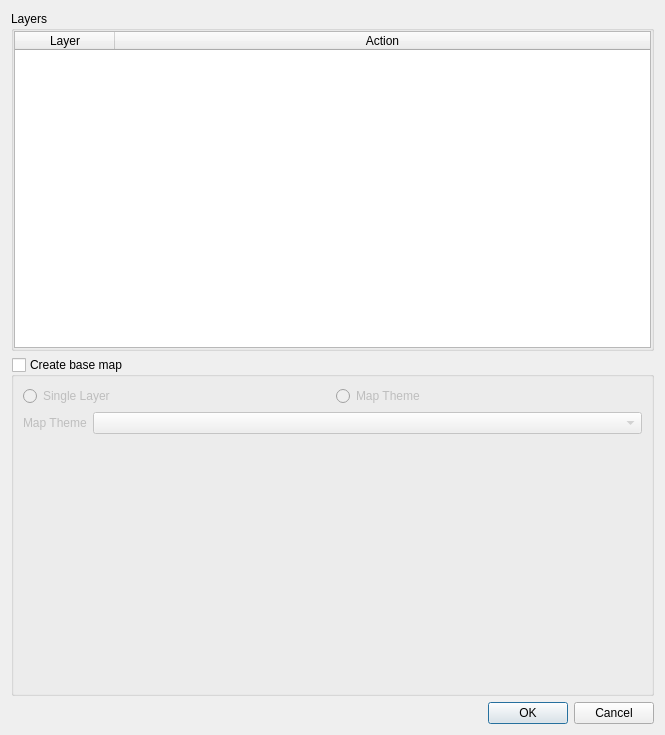
Above: qfieldsync/ui/config_dialog_base.ui from opengisch/qfieldsync before the change. Below: the same form after it.
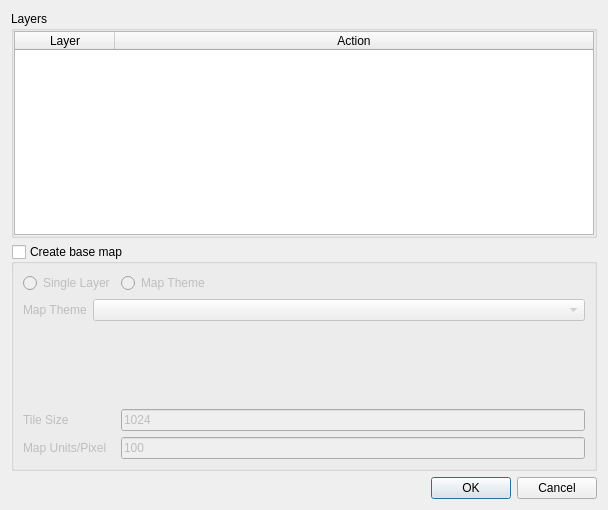
That is the form after the change. Custom widgets are drawn as their Qt base class.

```diff
--- a/qfieldsync/ui/config_dialog_base.ui
+++ b/qfieldsync/ui/config_dialog_base.ui
@@ -6,8 +6,8 @@
    <rect>
     <x>0</x>
     <y>0</y>
-    <width>665</width>
-    <height>735</height>
+    <width>608</width>
+    <height>510</height>
    </rect>
   </property>
   <property name="windowTitle">
@@ -97,7 +97,7 @@
         </attribute>
        </widget>
       </item>
-      <item row="1" column="0" colspan="2">
+      <item row="2" column="0" colspan="2">
        <widget class="QStackedWidget" name="baseMapTypeStack">
         <property name="sizePolicy">
          <sizepolicy hsizetype="Preferred" vsizetype="Minimum">
@@ -159,6 +159,46 @@
         </widget>
        </widget>
       </item>
+      <item row="4" column="0">
+       <widget class="QLabel" name="label_3">
+        <property name="text">
+         <string>Tile Size</string>
+        </property>
+       </widget>
+      </item>
+      <item row="4" column="1">
+       <widget class="QLineEdit" name="tileSize">
+        <property name="toolTip">
+         <string>Rendering will happen in tiles. This number determines the width and height (in pixels) that will be rendered per tile.</string>
+        </property>
+        <property name="inputMethodHints">
+         <set>Qt::ImhDigitsOnly</set>
+        </property>
+        <property name="text">
+         <string>1024</string>
+        </property>
+       </widget>
+      </item>
+      <item row="5" column="0">
+       <widget class="QLabel" name="label_4">
+        <property name="text">
+         <string>Map Units/Pixel</string>
+        </property>
+       </widget>
+      </item>
+      <item row="5" column="1">
+       <widget class="QLineEdit" name="mapUnitsPerPixel">
+        <property name="toolTip">
+         <string>This determines the spatial resolution of the resulting map image. It depends on the CRS of the map canvas. For map units in [m], a value of 1 means each pixel covers an area of 1x1 m, a value of 1000 means 1 pixel per square kilometer.</string>
+        </property>
+        <property name="inputMethodHints">
+         <set>Qt::ImhDigitsOnly</set>
+        </property>
+        <property name="text">
+         <string>100</string>
+        </property>
+       </widget>
+      </item>
      </layout>
     </widget>
    </item>
```
Left out of the diff: 2 changed lines with no effect on the pictures.
